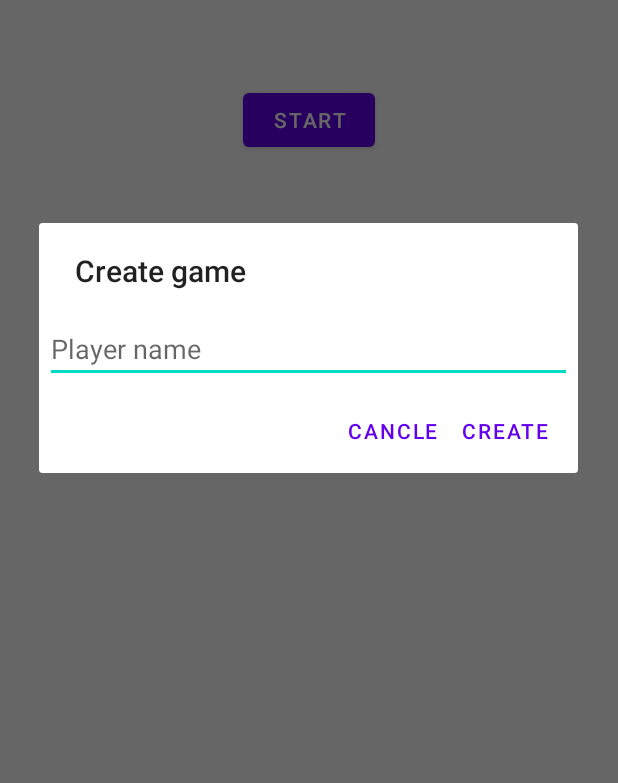
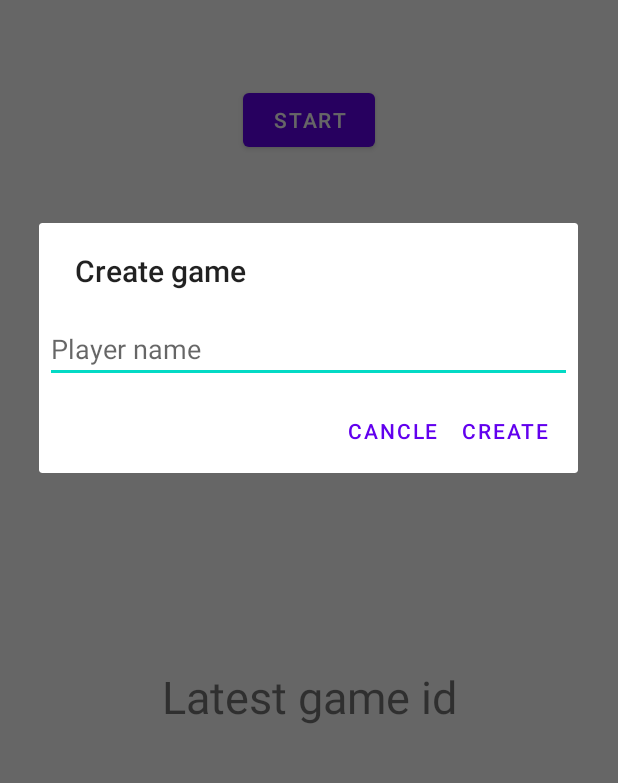
Before and after one commit to Bjarte-I/Knots-and-Crosses, an Android app: the screen it shows after launch (MainActivity), after a tap on "START", on a phone screen of 412 x 824 dp, the part 270-1053 px from its top. Run offline under Robolectric (Android 15) with nearby library versions, the phone set to English and light mode, and no system bars; network calls fail.

Commit message:
Can now create a game and will display the gameId.

```diff
--- a/app/src/main/res/layout/activity_main.xml
+++ b/app/src/main/res/layout/activity_main.xml
@@ -35,4 +35,16 @@
         app:layout_constraintStart_toStartOf="parent"
         app:layout_constraintEnd_toEndOf="parent" />
 
+    <TextView
+        android:layout_width="wrap_content"
+        android:layout_height="wrap_content"
+        android:id="@+id/tv_gameId"
+        android:text="@string/latest_game_id"
+        app:layout_constraintTop_toBottomOf="@id/joinGameButton"
+        app:layout_constraintBottom_toBottomOf="parent"
+        app:layout_constraintStart_toStartOf="parent"
+        app:layout_constraintEnd_toEndOf="parent"
+        android:textSize="30sp"
+        />
+
 </androidx.constraintlayout.widget.ConstraintLayout>
--- a/app/src/main/res/values/strings.xml
+++ b/app/src/main/res/values/strings.xml
@@ -18,4 +18,5 @@
     <!-- TODO: Remove or change this placeholder text -->
     <string name="hello_blank_fragment">Hello blank fragment</string>
     <string name="player_name">Player name</string>
+    <string name="latest_game_id">Latest game id</string>
 </resources>
```
Also changed, not shown: app/src/main/java/com/example/knotsandcrosses/MainActivity.kt (+11 -1 lines), app/src/main/java/com/example/knotsandcrosses/dialogs/GameIdDialog.kt (added, +47 -0 lines), app/src/main/res/layout/dialog_game_id.xml (added, +15 -0 lines).
